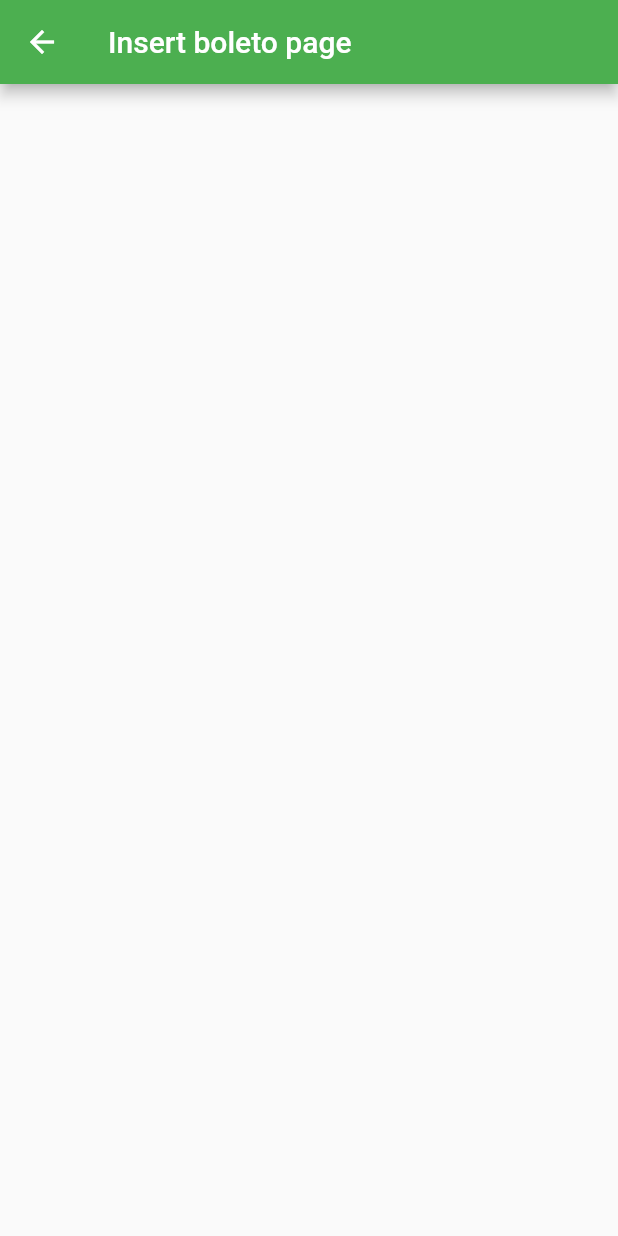
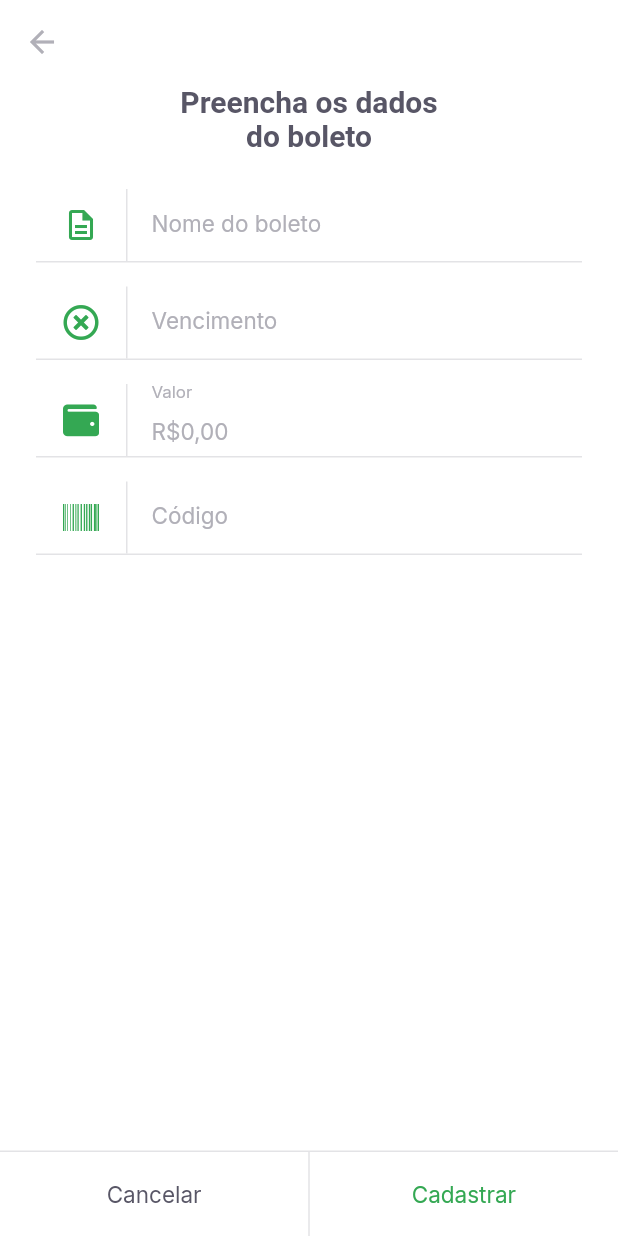
Before and after one commit to camisbrussi/flutter_payapp, a Flutter app: the InsertBoletoPage screen opened by its route, on a phone screen of 412 x 824 dp. Run offline on Flutter 3.47's test engine with Material 2 defaults, Android fonts, the phone set to English and light mode, and no system bars; our stand-ins replace camera, firebase_auth, firebase_core, flutter_masked_text2, font_awesome_flutter, google_fonts and 3 more; missing offline and left inert: google_ml_kit; accounts and stored records are empty.

Commit message:
iniciado cadastro do boleto

```diff
--- a/lib/modules/home/home_page.dart
+++ b/lib/modules/home/home_page.dart
@@ -65,7 +65,8 @@ class _HomePageState extends State<HomePage> {
                   )),
               GestureDetector(
                 onTap: () {
-                  Navigator.pushNamed(context, "/barcode_scanner");
+                  //  Navigator.pushNamed(context, "/barcode_scanner");
+                  Navigator.pushNamed(context, "/insert_boleto");
                 },
                 child: Container(
                   width: 56,
--- /dev/null
+++ b/lib/modules/insert_boleto/insert_boleto_controller.dart
@@ -0,0 +1,38 @@
+import 'package:flutter/widgets.dart';
+import 'package:payapp/shared/models/boleto_model.dart';
+import 'package:shared_preferences/shared_preferences.dart';
+
+class InsertBoletoController {
+  final formKey = GlobalKey<FormState>();
+  BoletoModel model = BoletoModel();
+
+  String? validateName(String? value) =>
+      value?.isEmpty ?? true ? "O nome não pode ser vazio" : null;
+  String? validateVencimento(String? value) =>
+      value?.isEmpty ?? true ? "A data de vencimento não pode ser vazio" : null;
+  String? validateValor(double value) =>
+      value == 0 ? "Insira um valor maior que R\$ 0,00" : null;
+  String? validateCodigo(String? value) =>
+      value?.isEmpty ?? true ? "O código do boleto não pode ser vazio" : null;
+
+  void onChange(
+      {String? name, String? dueDate, double? value, String? barcode}) {
+    model = model.copyWith(
+        name: name, dueDate: dueDate, value: value, barcode: barcode);
+  }
+
+  Future<void> saveBoleto() async {
+    final instance = await SharedPreferences.getInstance();
+    final boletos = instance.getStringList("boletos") ?? <String>[];
+    boletos.add(model.toJson());
+    await instance.setStringList("boletos", boletos);
+    return;
+  }
+
+  Future<void> CadastrarBoleto() async {
+    final form = formKey.currentState;
+    if (form!.validate()) {
+      return saveBoleto();
+    }
+  }
+}
--- a/lib/modules/insert_boleto/insert_boleto_page.dart
+++ b/lib/modules/insert_boleto/insert_boleto_page.dart
@@ -1,12 +1,132 @@
 import 'package:flutter/material.dart';
+import 'package:flutter_masked_text2/flutter_masked_text2.dart';
+import 'package:font_awesome_flutter/font_awesome_flutter.dart';
+import 'package:payapp/modules/insert_boleto/insert_boleto_controller.dart';
+import 'package:payapp/shared/themes/app_colors.dart';
+import 'package:payapp/shared/themes/app_text_style.dart';
+import 'package:payapp/shared/widgets/input_text/input_text_widget.dart';
+import 'package:payapp/shared/widgets/set_label_buttons/set_label_buttons.dart';
 
-class InsertBoletoPage extends StatelessWidget {
-  const InsertBoletoPage({Key? key}) : super(key: key);
+class InsertBoletoPage extends StatefulWidget {
+  final String? barcode;
+  const InsertBoletoPage({
+    Key? key,
+    this.barcode,
+  }) : super(key: key);
+
+  @override
+  _InsertBoletoPageState createState() => _InsertBoletoPageState();
+}
+
+class _InsertBoletoPageState extends State<InsertBoletoPage> {
+  final controller = InsertBoletoController();
+
+  final moneyInputTextController = MoneyMaskedTextController(
+    leftSymbol: "R\$",
+    decimalSeparator: ",",
+  );
+
+  final dueDateInputTextController = MaskedTextController(
+    mask: "00/00/0000",
+  );
+  final barcodeInputTextController = TextEditingController();
+
+  @override
+  void initState() {
+    if (widget.barcode != null) {
+      barcodeInputTextController.text = widget.barcode!;
+    }
+    super.initState();
+  }
 
   @override
   Widget build(BuildContext context) {
     return Scaffold(
-      appBar: AppBar(title: Text("Insert boleto page")),
+      backgroundColor: AppColors.background,
+      appBar: AppBar(
+        backgroundColor: AppColors.background,
+        elevation: 0,
+        leading: BackButton(
+          color: AppColors.input,
+        ),
+      ),
+      body: SingleChildScrollView(
+        child: Padding(
+          padding: const EdgeInsets.symmetric(horizontal: 24),
+          child: Column(
+            crossAxisAlignment: CrossAxisAlignment.center,
+            children: [
+              Padding(
+                padding: const EdgeInsets.symmetric(horizontal: 93),
+                child: Text(
+                  "Preencha os dados do boleto",
+                  style: TextStyles.titleBoldHeading,
+                  textAlign: TextAlign.center,
+                ),
+              ),
+              SizedBox(
+                height: 24,
+              ),
+              Form(
+                key: controller.formKey,
+                child: Column(
+                  children: [
+                    InputTextWidget(
+                      label: "Nome do boleto",
+                      icon: Icons.description_outlined,
+                      validator: controller.validateName,
+                      onChanged: (value) {
+                        controller.onChange(name: value);
+                      },
+                    ),
+                    InputTextWidget(
+                      controller: dueDateInputTextController,
+                      label: "Vencimento",
+                      icon: FontAwesomeIcons.timesCircle,
+                      validator: controller.validateVencimento,
+                      onChanged: (value) {
+                        controller.onChange(dueDate: value);
+                      },
+                    ),
+                    InputTextWidget(
+                      controller: moneyInputTextController,
+                      label: "Valor",
+                      icon: FontAwesomeIcons.wallet,
+                      validator: (_) => controller
+                          .validateValor(moneyInputTextController.numberValue),
+                      onChanged: (value) {
+                        controller.onChange(
+                            value: moneyInputTextController.numberValue);
+                      },
+                    ),
+                    InputTextWidget(
+                      controller: barcodeInputTextController,
+                      label: "Código",
+                      icon: FontAwesomeIcons.barcode,
+                      validator: controller.validateCodigo,
+                      onChanged: (value) {
+                        controller.onChange(barcode: value);
+                      },
+                    ),
+                  ],
+                ),
+              ),
+            ],
+          ),
+        ),
+      ),
+      bottomNavigationBar: SetLabelButtons(
+        enableSecundaryColor: true,
+        primaryLabel: "Cancelar",
+        primaryOnPressed: () {
+          Navigator.pop(context);
+        },
+        secondaryLabel: "Cadastrar",
+        secondaryOnPressed: () async {
+          await controller.CadastrarBoleto();
+          Navigator.pop(context);
+        },
+      ),
     );
   }
 }
--- /dev/null
+++ b/lib/shared/models/boleto_model.dart
@@ -0,0 +1,72 @@
+import 'dart:convert';
+
+class BoletoModel {
+  final String? name;
+  final String? dueDate;
+  final double? value;
+  final String? barcode;
+  BoletoModel({
+    this.name,
+    this.dueDate,
+    this.value,
+    this.barcode,
+  });
+
+  BoletoModel copyWith({
+    String? name,
+    String? dueDate,
+    double? value,
+    String? barcode,
+  }) {
+    return BoletoModel(
+      name: name ?? this.name,
+      dueDate: dueDate ?? this.dueDate,
+      value: value ?? this.value,
+      barcode: barcode ?? this.barcode,
+    );
+  }
+
+  Map<String, dynamic> toMap() {
+    return {
+      'name': name,
+      'dueDate': dueDate,
+      'value': value,
+      'barcode': barcode,
+    };
+  }
+
+  factory BoletoModel.fromMap(Map<String, dynamic> map) {
+    return BoletoModel(
+      name: map['name'],
+      dueDate: map['dueDate'],
+      value: map['value'],
+      barcode: map['barcode'],
+    );
+  }
+
+  String toJson() => json.encode(toMap());
+
+  factory BoletoModel.fromJson(String source) =>
+      BoletoModel.fromMap(json.decode(source));
+
+  @override
+  String toString() {
+    return 'BoletoModel(name: $name, dueDate: $dueDate, value: $value, barcode: $barcode)';
+  }
+
+  @override
+  bool operator ==(Object other) {
+    if (identical(this, other)) return true;
+
+    return other is BoletoModel &&
+        other.name == name &&
+        other.dueDate == dueDate &&
+        other.value == value &&
+        other.barcode == barcode;
+  }
+
+  @override
+  int get hashCode {
+    return name.hashCode ^ dueDate.hashCode ^ value.hashCode ^ barcode.hashCode;
+  }
+}
--- a/lib/shared/themes/app_colors.dart
+++ b/lib/shared/themes/app_colors.dart
@@ -6,6 +6,7 @@ class AppColors {
   static final delete = Color(0xFFE83F5B);
   static final heading = Color(0xFF585666);
   static final body = Color(0xFF706E7A);
+  static final input = Color(0xFFB1B0B8);
   static final stroke = Color(0xFFE3E3E6);
   static final shape = Color(0xFFFAFAFC);
   static final background = Color(0xFFFFFFFF);
--- a/lib/shared/themes/app_text_style.dart
+++ b/lib/shared/themes/app_text_style.dart
@@ -63,6 +63,11 @@ class TextStyles {
     fontWeight: FontWeight.w700,
     color: AppColors.primary,
   );
+  static final input = GoogleFonts.inter(
+    fontSize: 15,
+    fontWeight: FontWeight.w400,
+    color: AppColors.input,
+  );
   static final buttonBoldHeading = GoogleFonts.inter(
     fontSize: 15,
     fontWeight: FontWeight.w700,
--- /dev/null
+++ b/lib/shared/widgets/input_text/input_text_widget.dart
@@ -0,0 +1,68 @@
+import 'package:flutter/material.dart';
+import 'package:payapp/shared/themes/app_colors.dart';
+import 'package:payapp/shared/themes/app_text_style.dart';
+
+class InputTextWidget extends StatelessWidget {
+  final String label;
+  final IconData icon;
+  final String? initalValue;
+  final String? Function(String?)? validator;
+  final TextEditingController? controller;
+  final void Function(String value) onChanged;
+
+  const InputTextWidget({
+    Key? key,
+    required this.label,
+    required this.icon,
+    this.initalValue,
+    this.validator,
+    this.controller,
+    required this.onChanged,
+  }) : super(key: key);
+
+  @override
+  Widget build(BuildContext context) {
+    return Padding(
+      padding: const EdgeInsets.only(bottom: 16),
+      child: Column(
+        children: [
+          TextFormField(
+            controller: controller,
+            onChanged: onChanged,
+            initialValue: initalValue,
+            validator: validator,
+            style: TextStyles.input,
+            decoration: InputDecoration(
+              contentPadding: EdgeInsets.zero,
+              labelText: label,
+              labelStyle: TextStyles.input,
+              icon: Row(
+                mainAxisSize: MainAxisSize.min,
+                children: [
+                  Padding(
+                    padding: const EdgeInsets.symmetric(horizontal: 18),
+                    child: Icon(
+                      icon,
+                      color: AppColors.primary,
+                    ),
+                  ),
+                  Container(
+                    width: 1,
+                    height: 48,
+                    color: AppColors.stroke,
+                  ),
+                ],
+              ),
+              border: InputBorder.none,
+            ),
+          ),
+          Divider(
+            height: 1,
+            thickness: 1,
+            color: AppColors.stroke,
+          ),
+        ],
+      ),
+    );
+  }
+}
--- a/lib/shared/widgets/set_label_buttons/set_label_buttons.dart
+++ b/lib/shared/widgets/set_label_buttons/set_label_buttons.dart
@@ -10,6 +10,8 @@ class SetLabelButtons extends StatelessWidget {
   final String secondaryLabel;
   final VoidCallback secondaryOnPressed;
   final bool enablePrimaryColor;
+  final bool enableSecundaryColor;
+
   const SetLabelButtons({
     Key? key,
     required this.primaryLabel,
@@ -17,12 +19,23 @@ class SetLabelButtons extends StatelessWidget {
     required this.secondaryLabel,
     required this.secondaryOnPressed,
     this.enablePrimaryColor = false,
+    this.enableSecundaryColor = false,
   }) : super(key: key);
 
   @override
   Widget build(BuildContext context) {
     return Container(
-      color: AppColors.shape,
+      color: AppColors.background,
+      height: 57,
+      child: Column(
+        mainAxisSize: MainAxisSize.min,
+        children: [
+          Divider(
+            thickness: 1,
+            height: 1,
+            color: AppColors.stroke,
+          ),
+          Container(
             height: 56,
             child: Row(
               children: [
@@ -35,7 +48,13 @@ class SetLabelButtons extends StatelessWidget {
                 DividerVerticalWidget(),
                 Expanded(
                     child: LabelButton(
-                  label: secondaryLabel, onPressed: secondaryOnPressed))
+                  label: secondaryLabel,
+                  onPressed: secondaryOnPressed,
+                  style: enableSecundaryColor ? TextStyles.buttonPrimary : null,
+                ))
+              ],
+            ),
+          ),
         ],
       ),
     );
--- a/pubspec.yaml
+++ b/pubspec.yaml
@@ -38,6 +38,8 @@ dependencies:
   camera: ^0.9.3
   image_picker: ^0.8.4+1
   image_picker_for_web: ^2.1.3
+  font_awesome_flutter: ^9.1.0
+  flutter_masked_text2: ^0.9.1
 
 dev_dependencies:
   flutter_test:
```
Also changed, not shown: pubspec.lock, 5 other files. Lines whose indentation alone changed are shown as unchanged.
